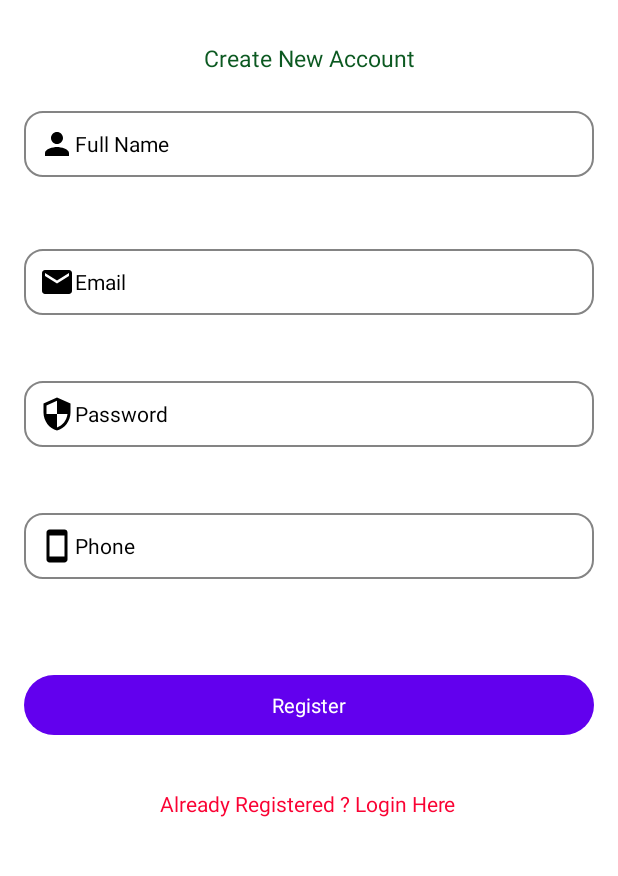
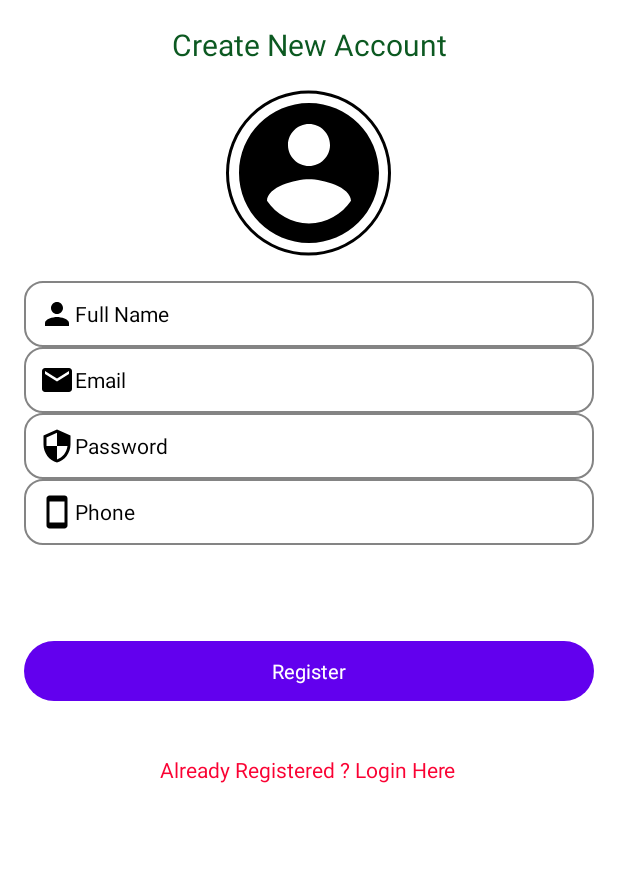
Before and after one commit to sachinthadilshann/VotingApp, an Android app: the screen it shows after launch (Register), after a tap on "New Here ? Create Account", on a phone screen of 412 x 824 dp, the part 244-1120 px from its top. Run offline under Robolectric (Android 15) with nearby library versions, the phone set to English and light mode, and no system bars; our stand-ins replace CircleImageView, Firebase (no records; nobody signed in at launch, a user with empty details on screens opened directly); 1 other tap on this screen came first.

Commit message:
minor change

```diff
--- a/app/build.gradle
+++ b/app/build.gradle
@@ -36,6 +36,7 @@ dependencies {
     implementation 'com.google.firebase:firebase-auth:21.0.3'
     implementation 'com.google.firebase:firebase-firestore:24.1.2'
     implementation 'com.google.firebase:firebase-storage:20.0.1'
+    implementation 'de.hdodenhof:circleimageview:3.1.0'
     testImplementation 'junit:junit:4.13.2'
     androidTestImplementation 'androidx.test.ext:junit:1.1.3'
     androidTestImplementation 'androidx.test.espresso:espresso-core:3.4.0'
--- a/app/src/main/AndroidManifest.xml
+++ b/app/src/main/AndroidManifest.xml
@@ -4,6 +4,9 @@
     package="com.radproject.votingapp">
 
     <uses-permission android:name="android.permission.INTERNET" />
+    <uses-permission android:name="android.permission.READ_EXTERNAL_STORAGE" />
+    <uses-permission android:name="android.permission.WRITE_EXTERNAL_STORAGE" />
+    <uses-permission android:name="android.permission.ACCESS_NETWORK_STATE" />
 
     <application
         android:allowBackup="true"
--- /dev/null
+++ b/app/src/main/res/drawable/profile.xml
@@ -0,0 +1,5 @@
+<vector android:height="24dp" android:tint="#000000"
+    android:viewportHeight="24" android:viewportWidth="24"
+    android:width="24dp" xmlns:android="http://schemas.android.com/apk/res/android">
+    <path android:fillColor="@android:color/white" android:pathData="M12,2C6.48,2 2,6.48 2,12s4.48,10 10,10 10,-4.48 10,-10S17.52,2 12,2zM12,5c1.66,0 3,1.34 3,3s-1.34,3 -3,3 -3,-1.34 -3,-3 1.34,-3 3,-3zM12,19.2c-2.5,0 -4.71,-1.28 -6,-3.22 0.03,-1.99 4,-3.08 6,-3.08 1.99,0 5.97,1.09 6,3.08 -1.29,1.94 -3.5,3.22 -6,3.22z"/>
+</vector>
--- a/app/src/main/res/layout/activity_register.xml
+++ b/app/src/main/res/layout/activity_register.xml
@@ -25,20 +25,39 @@
         android:id="@+id/textView2"
         android:layout_width="wrap_content"
         android:layout_height="wrap_content"
-        android:layout_marginTop="28dp"
+        android:layout_marginTop="16dp"
         android:text="Create New Account"
         android:textColor="#0C5921"
-        android:textSize="15sp"
+        android:textSize="20sp"
         app:layout_constraintEnd_toEndOf="parent"
         app:layout_constraintHorizontal_bias="0.501"
         app:layout_constraintStart_toStartOf="parent"
         app:layout_constraintTop_toBottomOf="@+id/textView" />
+
+
+    <de.hdodenhof.circleimageview.CircleImageView
+        android:id="@+id/profile_image"
+        android:layout_width="110dp"
+        android:layout_height="112dp"
+        android:layout_marginStart="16dp"
+        android:layout_marginTop="16dp"
+        android:layout_marginEnd="16dp"
+        android:layout_marginBottom="16dp"
+        android:src="@drawable/profile"
+        app:civ_border_color="#FF000000"
+        app:civ_border_width="2dp"
+        app:layout_constraintBottom_toTopOf="@+id/fullName"
+        app:layout_constraintEnd_toEndOf="parent"
+        app:layout_constraintHorizontal_bias="0.498"
+        app:layout_constraintStart_toStartOf="parent"
+        app:layout_constraintTop_toBottomOf="@+id/textView2" />
 
     <EditText
         android:id="@+id/fullName"
         android:layout_width="0dp"
         android:layout_height="wrap_content"
         android:layout_marginStart="16dp"
+        android:layout_marginTop="16dp"
         android:layout_marginEnd="16dp"
         android:autofillHints=""
         android:background="@drawable/edit_text_style"
@@ -50,19 +69,16 @@
         android:textColor="#000000"
         android:textColorHint="#000000"
         android:textSize="14sp"
-        app:layout_constraintBottom_toBottomOf="parent"
         app:layout_constraintEnd_toEndOf="parent"
         app:layout_constraintHorizontal_bias="0.0"
         app:layout_constraintStart_toStartOf="parent"
-        app:layout_constraintTop_toBottomOf="@+id/textView2"
-        app:layout_constraintVertical_bias="0.044" />
+        app:layout_constraintTop_toBottomOf="@+id/profile_image" />
 
     <EditText
         android:id="@+id/Email"
         android:layout_width="0dp"
         android:layout_height="wrap_content"
         android:layout_marginStart="16dp"
-        android:layout_marginTop="48dp"
         android:layout_marginEnd="16dp"
         android:background="@drawable/edit_text_style"
         android:drawableLeft="@drawable/ic_baseline_email_24"
@@ -83,7 +99,6 @@
         android:layout_width="0dp"
         android:layout_height="wrap_content"
         android:layout_marginStart="16dp"
-        android:layout_marginTop="44dp"
         android:layout_marginEnd="16dp"
         android:background="@drawable/edit_text_style"
         android:drawableLeft="@drawable/ic_baseline_security_24"
@@ -104,7 +119,6 @@
         android:layout_width="0dp"
         android:layout_height="wrap_content"
         android:layout_marginStart="16dp"
-        android:layout_marginTop="44dp"
         android:layout_marginEnd="16dp"
         android:background="@drawable/edit_text_style"
         android:drawableLeft="@drawable/ic_baseline_smartphone_24"
```
